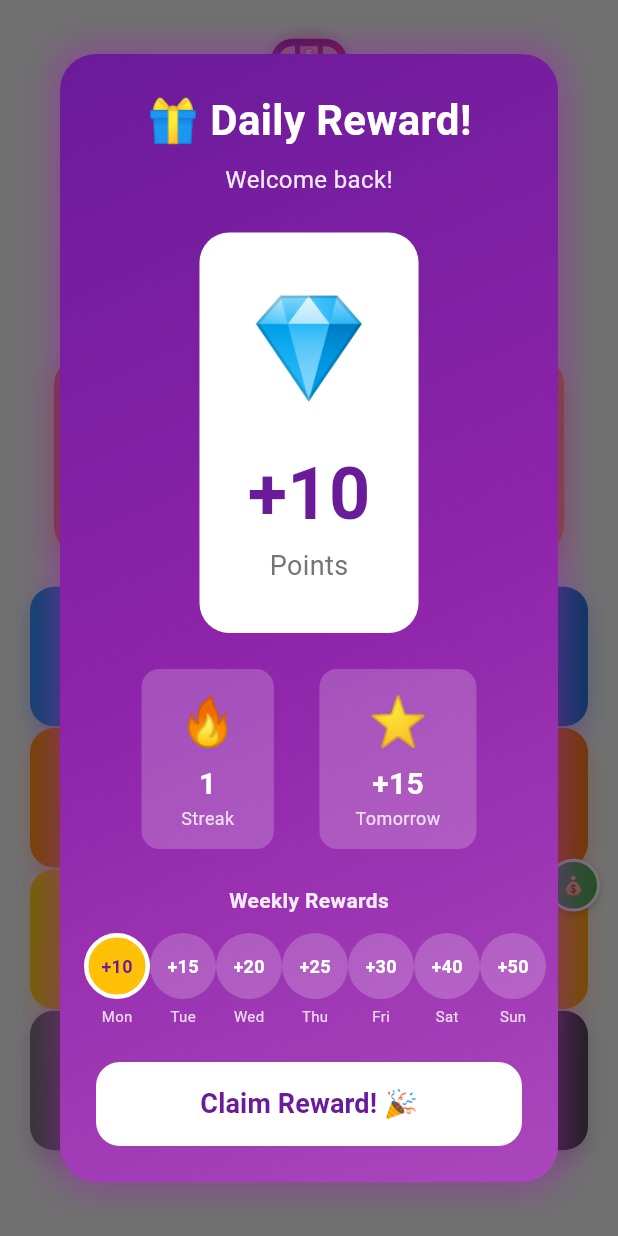
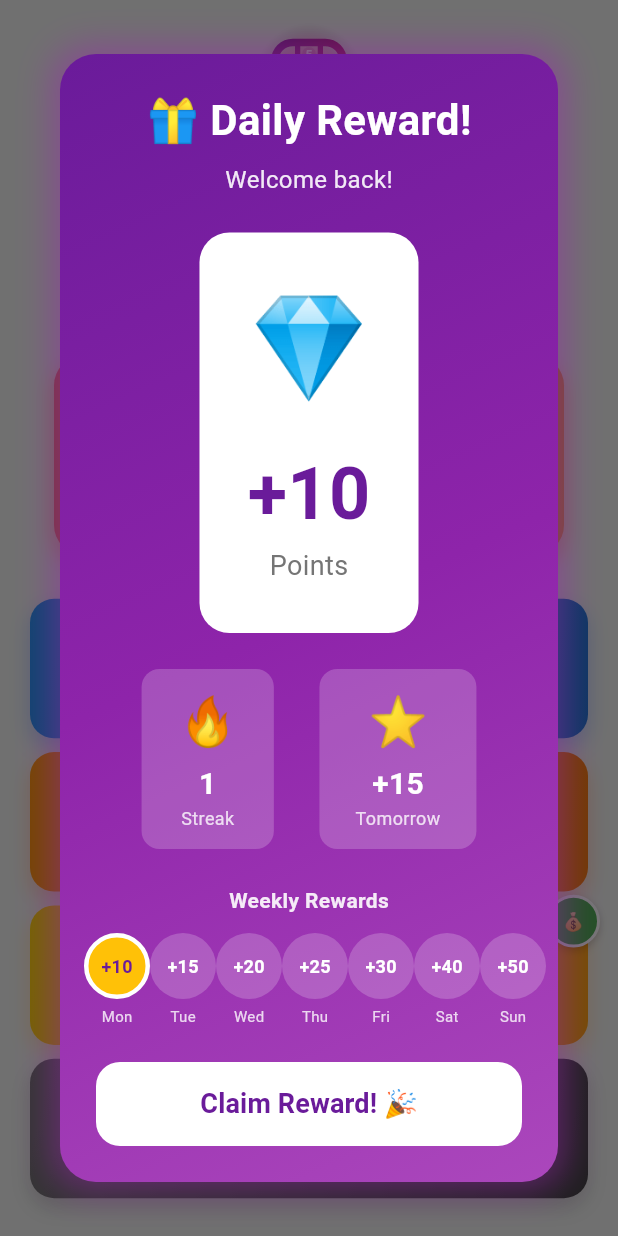
Before and after one commit to gokhananac66/Gokhan, a Flutter app: the HomeScreen screen opened directly, on a phone screen of 412 x 824 dp. Run offline on Flutter 3.47's test engine with Material 3 defaults, Android fonts, the phone set to English and light mode, and no system bars; our stand-ins replace audioplayers, firebase_auth, firebase_core, firebase_database, fl_chart, google_sign_in and 3 more; missing offline and left inert: in_app_purchase_android, in_app_purchase_storekit; accounts and stored records are empty; network calls fail; statements that could not run were skipped.

Commit message:
Fix: Remove unnecessary SizedBox after Expanded widget
Expanded widget'tan sonraki SizedBox(height: 40) syntax hatası veriyordu
Expanded zaten tüm kalan alanı aldığı için gereksizdi

SYNTAX HATASI TAMAMEN ÇÖZÜLDÜ! ✅

```diff
--- a/test_sudoku/lib/screens/home_screen.dart
+++ b/test_sudoku/lib/screens/home_screen.dart
@@ -1032,10 +1032,7 @@ class _HomeScreenState extends State<HomeScreen> {
                   ],
                 ),
               ),
-
-              const SizedBox(height: 40),
-              ],
-            ),
+            ],
           ),
         ),
       ),
```
